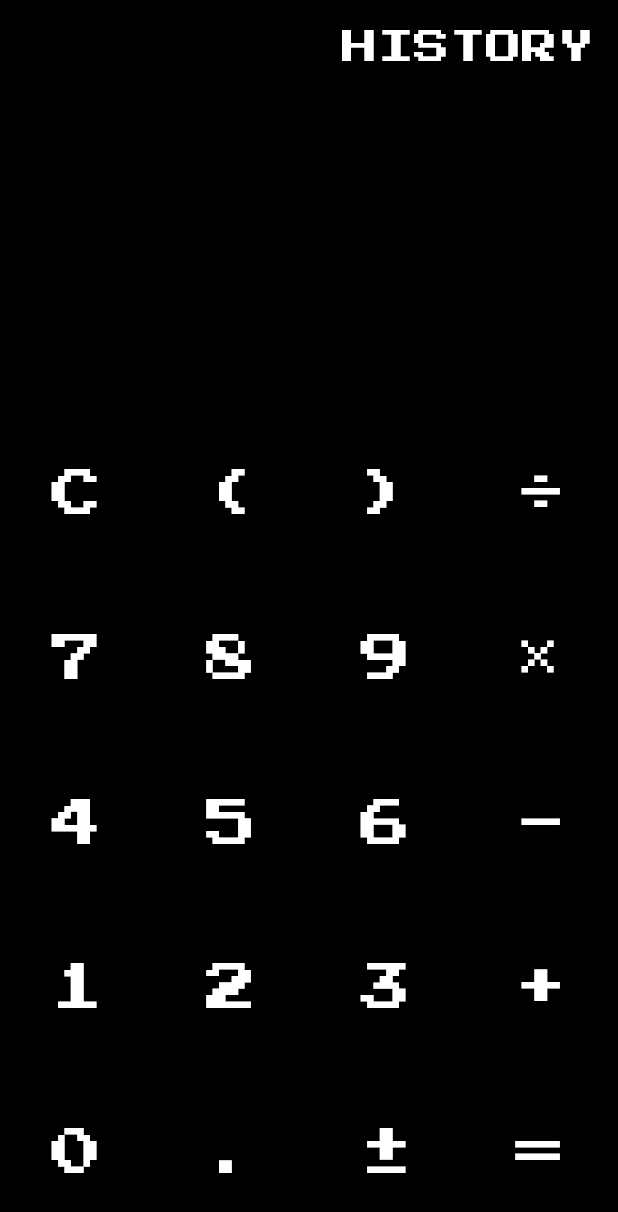
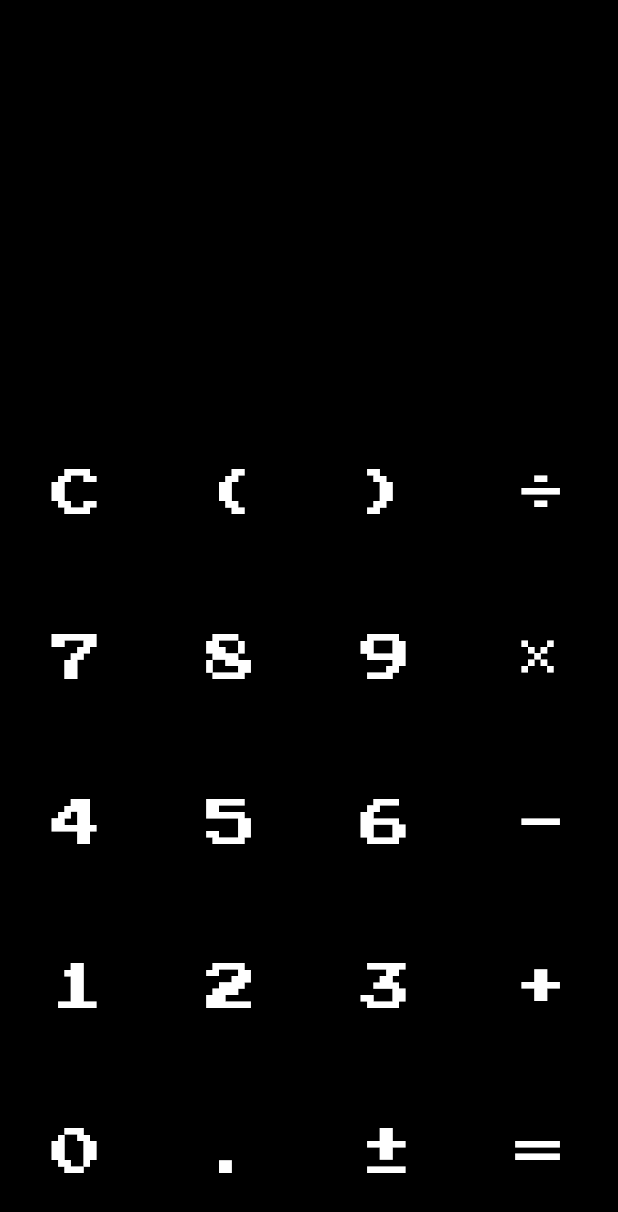
Before and after one commit to roscherk/software_engineering_sprint_0, a Flutter app: the screen it shows after launch, on a phone screen of 412 x 824 dp. Shown: the top 1212 px of the screen. Run offline on Flutter 3.47's test engine with Material 2 defaults, Android fonts, the phone set to English and light mode, and no system bars; our stand-ins replace google_fonts.

Commit message:
feat!: swipes for navigation Swipe to the left from homepage to navigate to history, swipe back to go back.

```diff
--- a/lib/main.dart
+++ b/lib/main.dart
@@ -74,22 +74,6 @@ class _CalculatorHomePageState extends State<CalculatorHomePage> {
                   height: textBoxSize,
                   child: Stack(
                     children: [
-                      // History button
-                      Padding(
-                        padding: const EdgeInsets.all(8.0),
-                        child: Align(
-                          alignment: Alignment.topRight,
-                          child: TextButton(
-                              onPressed: () {
-                                _navigateToHistory();
-                              },
-                              style: TextButton.styleFrom(
-                                shape: const BeveledRectangleBorder(),
-                                side: const BorderSide(color: Colors.transparent),
-                              ),
-                              child: Text('HISTORY', style: Theme.of(context).textTheme.headlineSmall)),
-                        ),
-                      ),
                       // Textbox for expression
                       Padding(
                         padding: const EdgeInsets.all(8.0),
@@ -109,7 +93,15 @@ class _CalculatorHomePageState extends State<CalculatorHomePage> {
                   )
                 ),
                 // Keyboard
-                SizedBox(
+                GestureDetector(
+                  onPanUpdate: (details) {
+                    const xSensitivity = 8;
+                    const ySensitivity = 4;
+                    if (details.delta.dx >= xSensitivity && details.delta.dy.abs() <= ySensitivity) {
+                      _navigateToHistory();
+                    }
+                  },
+                  child: SizedBox(
                       width: constrains.maxWidth,
                       height: keyboardSize,
                       child: Align(
@@ -132,6 +124,7 @@ class _CalculatorHomePageState extends State<CalculatorHomePage> {
                           ),
                         ),
                       )
+                  ),
                 ),
               ],
             ),
```
Also changed, not shown: lib/history.dart (+12 -1 lines). Lines whose indentation alone changed are shown as unchanged.
